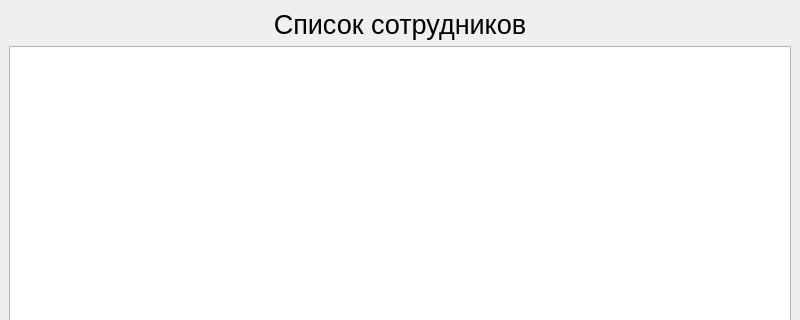
The window that .pyqt5/main_window.ui (TreOne/List-Of-Employees-v3) describes before a commit, drawn with Qt 5; both pictures show x 0 to 800 and y 0 to 320 of the 800 by 600 pixel window.
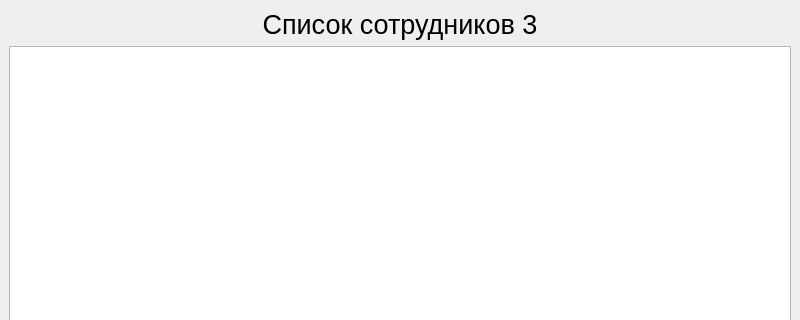
The same window after the commit.

Commit message: Добавлен параметр автоподгрузки UI из .ui файла. Для удобства разработки

```diff
--- a/.pyqt5/main_window.ui
+++ b/.pyqt5/main_window.ui
@@ -23,7 +23,7 @@
        </font>
       </property>
       <property name="text">
-       <string>Список сотрудников</string>
+       <string>Список сотрудников 3</string>
       </property>
       <property name="alignment">
        <set>Qt::AlignCenter</set>
```
Left out of the diff: 6 changed lines with no effect on the pictures. The commit also changes 3 other files.
